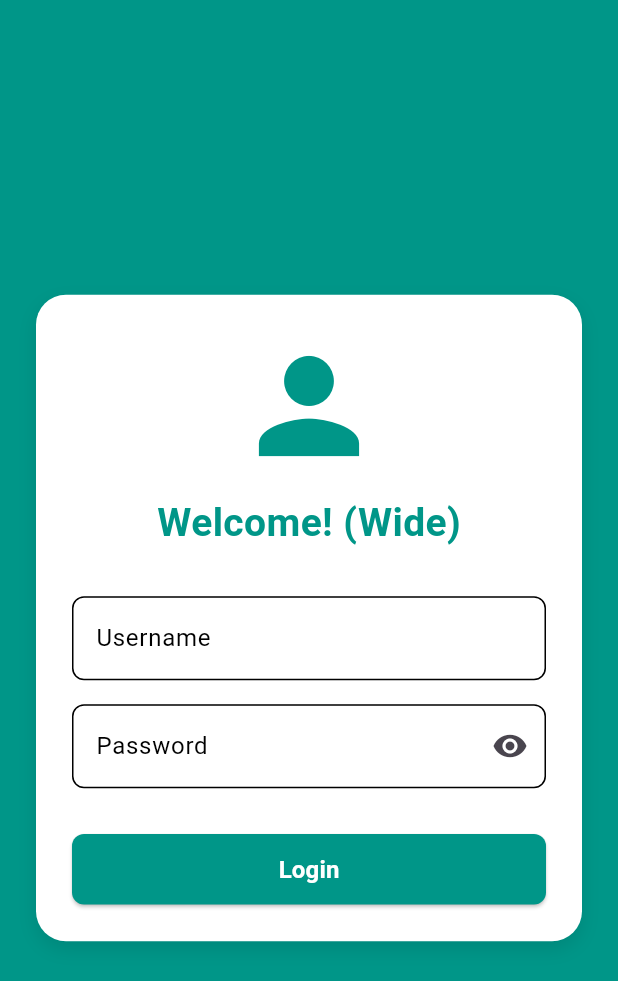
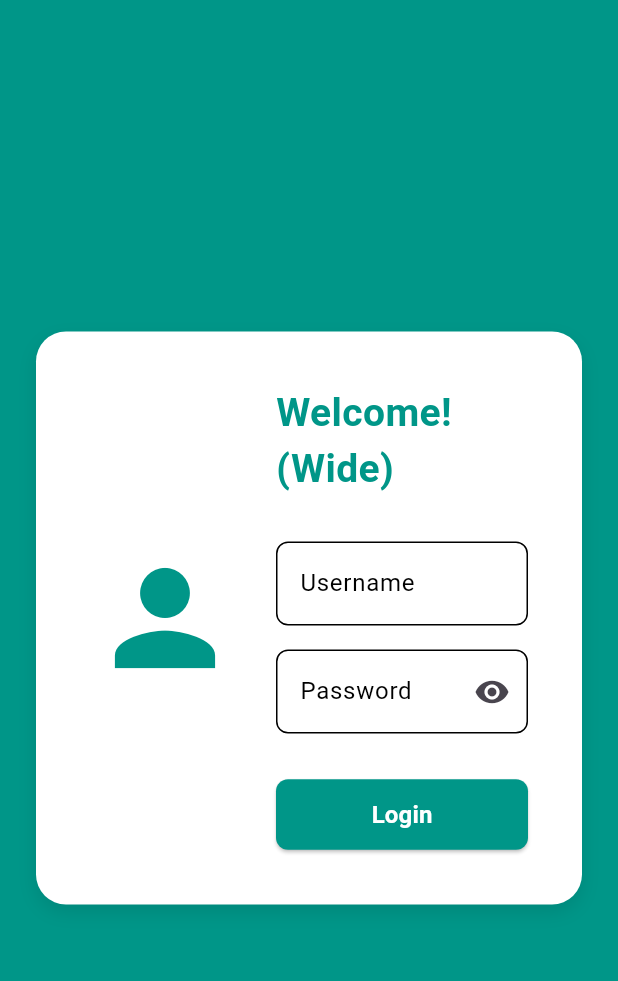
Before and after one commit to Tab-Febrian/todo-list-app-22-33, a Flutter app: the LoginWide screen opened directly, on a phone screen of 412 x 824 dp. Shown: the top 981 px of the screen. Run offline on Flutter 3.47's test engine with Material 3 defaults, Android fonts, the phone set to English and light mode, and no system bars; our stand-ins replace get, shared_preferences, sqflite; accounts and stored records are empty.

```diff
--- a/lib/Fragments/WideScreen_Fragments/login_wide_fragment.dart
+++ b/lib/Fragments/WideScreen_Fragments/login_wide_fragment.dart
@@ -18,15 +18,26 @@ class LoginWide extends StatelessWidget {
       body: Center(
         child: SingleChildScrollView(
           child: ReusableCard(
-            child: Column(
+            child: Padding(
+              padding: const EdgeInsets.all(12.0),
+              child: Row(
                 mainAxisSize: MainAxisSize.min,
-              children: <Widget>[
-                const Icon(
+                children: [
+                  // Left icon
+                  const Padding(
+                    padding: EdgeInsets.only(right: 24.0),
+                    child: Icon(
                       Icons.person,
                       size: 100,
                       color: Colors.teal,
                     ),
-                const SizedBox(height: 10),
+                  ),
+                  // Right: form
+                  Expanded(
+                    child: Column(
+                      mainAxisSize: MainAxisSize.min,
+                      crossAxisAlignment: CrossAxisAlignment.start,
+                      children: <Widget>[
                         const ReusableText(
                           text: 'Welcome! (Wide)',
                           style: TextStyle(
@@ -47,14 +58,21 @@ class LoginWide extends StatelessWidget {
                           isPassword: true,
                         ),
                         const SizedBox(height: 30),
-                ReusableButton(
+                        Align(
+                          alignment: Alignment.centerRight,
+                          child: ReusableButton(
                             text: 'Login',
                             color: Colors.teal,
                             onPressed: () {
                               loginController.login();
                             },
                           ),
+                        ),
                       ],
+                    ),
+                  ),
+                ],
+              ),
             ),
           ),
         ),
```
Also changed, not shown: lib/Fragments/WideScreen_Fragments/history_wide_fragment.dart (+11 -3 lines), lib/Fragments/WideScreen_Fragments/profile_wide_fragment.dart (+20 -14 lines), lib/Fragments/WideScreen_Fragments/todo_wide_fragment.dart (+11 -7 lines), lib/Widgets/profile_card.dart (+8 -8 lines). Lines whose indentation alone changed are shown as unchanged.
